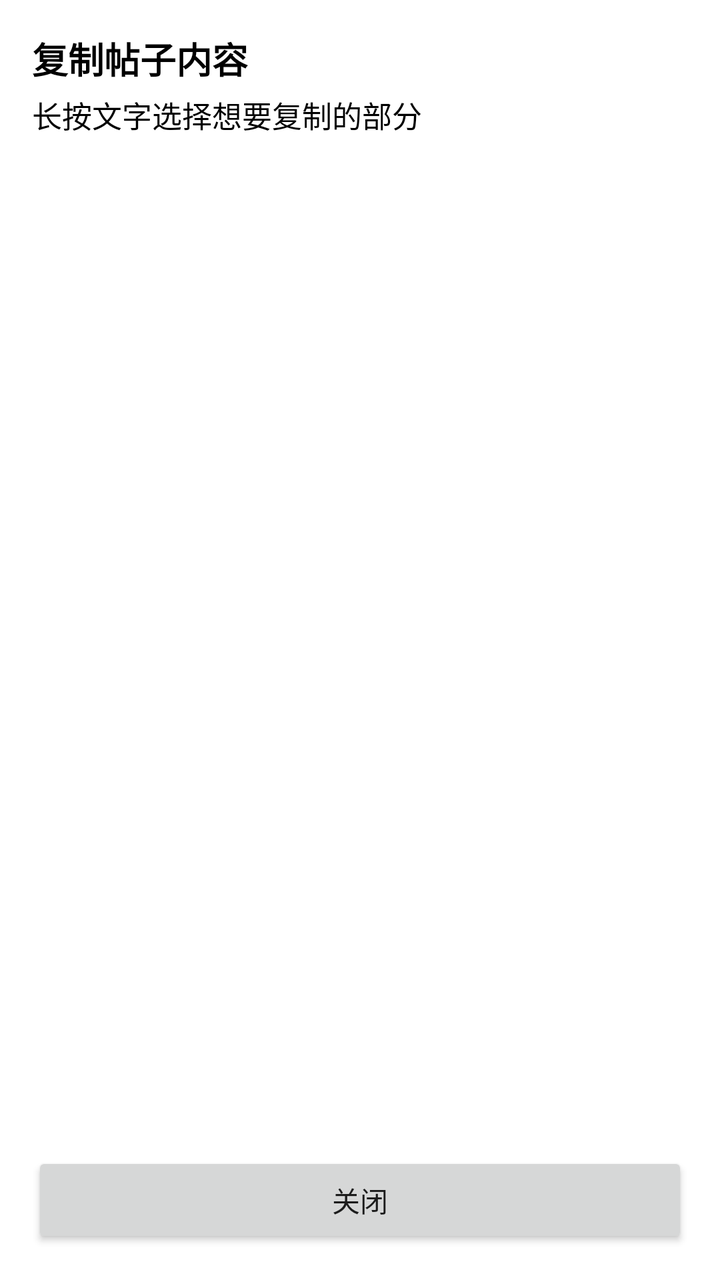
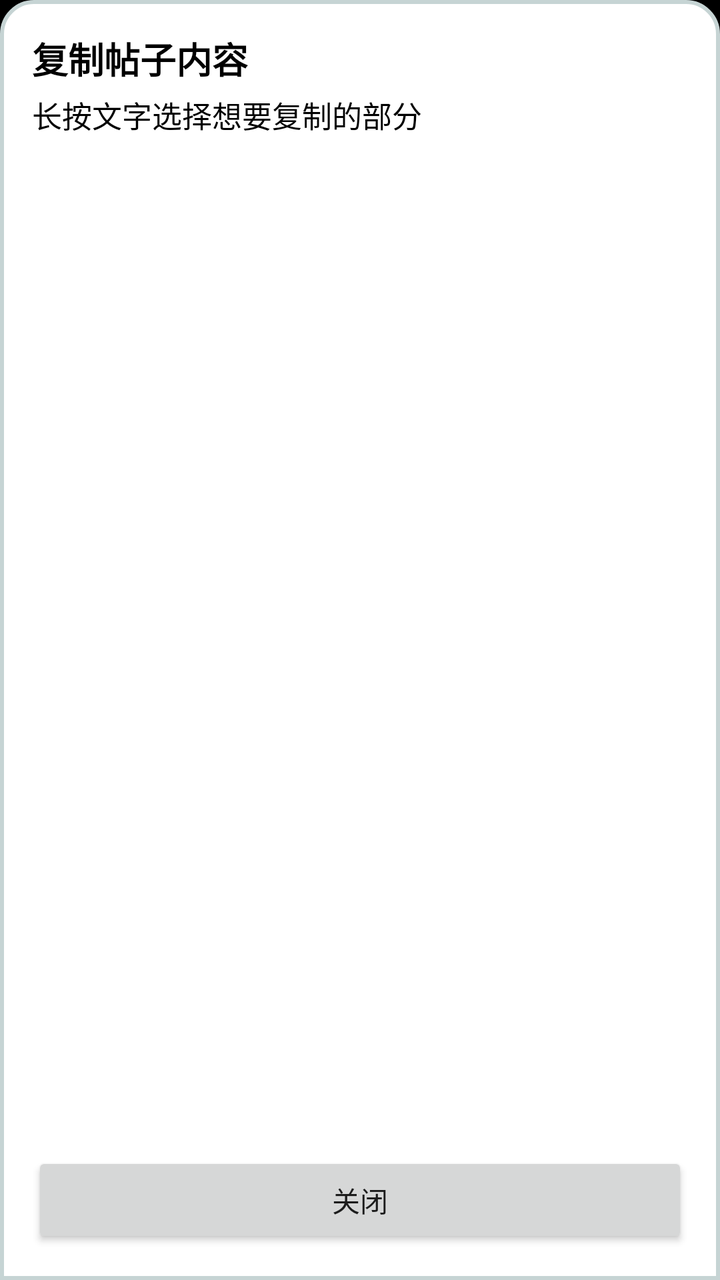

Before-and-after screenshots of an Android layout around one commit, followed by the original layout XML and the change that was made.
<!-- AndroidManifest.xml: application theme AppTheme -->
<!-- res/layout/dialog_copy_text.xml -->
<?xml version="1.0" encoding="utf-8"?>
<LinearLayout xmlns:android="http://schemas.android.com/apk/res/android"
    android:layout_width="match_parent"
    android:layout_height="wrap_content"
    android:orientation="vertical"
    android:background="@color/body_background_night"
    android:padding="16dp">

    <TextView
        android:layout_width="match_parent"
        android:layout_height="wrap_content"
        android:text="复制帖子内容"
        android:textColor="@color/status_text_night"
        android:textSize="@dimen/zsmth_font_size_large"
        android:textStyle="bold"
        android:paddingBottom="4dp" />

    <TextView
        android:layout_width="match_parent"
        android:layout_height="wrap_content"
        android:text="长按文字选择想要复制的部分"
        android:textColor="@color/status_text_night"
        android:textSize="@dimen/zsmth_font_size_small"
        android:paddingBottom="10dp" />

    <ScrollView
        android:layout_width="match_parent"
        android:layout_height="0dp"
        android:layout_weight="1"
        android:maxHeight="420dp">

        <TextView
            android:id="@+id/copy_text_content"
            android:layout_width="match_parent"
            android:layout_height="wrap_content"
            android:textIsSelectable="true"
            android:textColor="@color/status_text_night"
            android:textSize="@dimen/zsmth_font_size_medium"
            android:padding="4dp"
            android:lineSpacingExtra="2dp" />
    </ScrollView>

    <Button
        android:id="@+id/copy_text_close"
        android:layout_width="match_parent"
        android:layout_height="wrap_content"
        android:layout_marginTop="12dp"
        android:text="关闭" />
</LinearLayout>
<!-- resources referenced by this layout -->
<resources>
  <color name="body_background_night">#FFFFFF</color>
  <color name="status_text_night">#000000</color>
  <dimen name="zsmth_font_size_large">18sp</dimen>
  <dimen name="zsmth_font_size_medium">17sp</dimen>
  <dimen name="zsmth_font_size_small">15sp</dimen>
  <style name="AppTheme" parent="Theme.AppCompat.Light.DarkActionBar">
      
      <item name="android:windowOptOutEdgeToEdgeEnforcement">true</item>
      
      <item name="colorPrimary">@color/colorPrimary</item>
      <item name="colorPrimaryDark">@color/colorPrimaryDark</item>
      <item name="colorAccent">@color/colorAccent</item>
  
      <item name="android:windowIsTranslucent">true</item>
      <item name="android:windowAnimationStyle">@style/ActivityAnimFade</item>
  
      
      <item name="android:windowBackground">@color/black_background</item>
  
      <item name="preferenceTheme">@style/MyPreferenceThemeOverlay</item>
    </style>
  <color name="colorPrimary">#607D8B</color>
  <color name="colorPrimaryDark">#455A64</color>
  <color name="colorAccent">#FF4081</color>
  <style name="ActivityAnimFade" parent="@android:style/Animation.Activity">
      <item name="android:activityOpenEnterAnimation">@anim/activity_fade_in</item>
      <item name="android:activityOpenExitAnimation">@anim/activity_hold</item>
      <item name="android:activityCloseEnterAnimation">@anim/activity_fade_in</item>
      <item name="android:activityCloseExitAnimation">@anim/activity_fade_out</item>
    </style>
  <color name="black_background">#000000</color>
  <style name="MyPreferenceThemeOverlay" parent="PreferenceThemeOverlay.v14.Material">
      <item name="android:background">@color/body_background_night</item>
      <item name="android:textColor">@color/status_text_night</item>
      <item name="android:textColorSecondary">@color/blue_text_night</item>
    </style>
  <color name="blue_text_night">#0099FF</color>
</resources>

<!-- the commit's change to res/layout/dialog_copy_text.xml (unified diff, before → after) -->
@@ -3,7 +3,7 @@
     android:layout_width="match_parent"
     android:layout_height="wrap_content"
     android:orientation="vertical"
-    android:background="@color/body_background_night"
+    android:background="@drawable/dialog_bottom_sheet_bg"
     android:padding="16dp">
 
     <TextView
<!-- resource entries referenced after the edit -->
@@ -1,10 +1,25 @@
 <!-- resources referenced by this layout -->
 <resources>
   <color name="body_background_night">#FFFFFF</color>
+  <color name="recycler_view_divider">#c6d4d4</color>
   <color name="status_text_night">#000000</color>
   <dimen name="zsmth_font_size_large">18sp</dimen>
   <dimen name="zsmth_font_size_medium">17sp</dimen>
   <dimen name="zsmth_font_size_small">15sp</dimen>
+  <!-- drawable dialog_bottom_sheet_bg (drawable) -->
+  <?xml version="1.0" encoding="utf-8"?>
+  <shape xmlns:android="http://schemas.android.com/apk/res/android"
+      android:shape="rectangle">
+      <solid android:color="@color/body_background_night" />
+      <stroke
+          android:width="2dp"
+          android:color="@color/recycler_view_divider" />
+      <corners
+          android:topLeftRadius="16dp"
+          android:topRightRadius="16dp"
+          android:bottomLeftRadius="0dp"
+          android:bottomRightRadius="0dp" />
+  </shape>
   <style name="AppTheme" parent="Theme.AppCompat.Light.DarkActionBar">
       
       <item name="android:windowOptOutEdgeToEdgeEnforcement">true</item>
